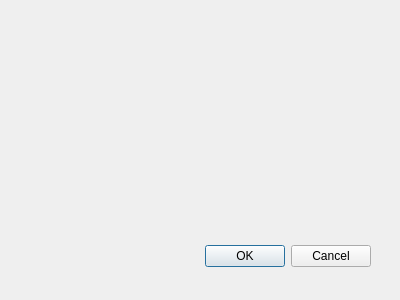
First picture: the form in interactive_map_tracking_dialog_base.ui, repository Remi-C/interactive_map_tracking, before the edit.
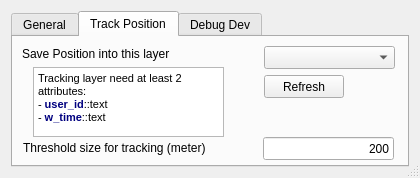
Second picture: the form after the edit. The open tabs and pages were chosen to show the change. Icons and pictures are not drawn.

Diff of the .ui file:
```diff
--- a/interactive_map_tracking_dialog_base.ui
+++ b/interactive_map_tracking_dialog_base.ui
@@ -1,33 +1,249 @@
 <ui version="4.0" >
  <class>interactive_map_trackingDialogBase</class>
- <widget class="QDialog" name="interactive_map_trackingDialogBase" >
-  <property name="geometry" >
+ <widget class="QDialog" name="interactive_map_trackingDialogBase">
+  <property name="geometry">
    <rect>
     <x>0</x>
     <y>0</y>
-    <width>400</width>
-    <height>300</height>
+    <width>420</width>
+    <height>178</height>
    </rect>
   </property>
   <property name="windowTitle" >
    <string>Interactive Map Tracking</string>
   </property>
-  <widget class="QDialogButtonBox" name="button_box" >
-   <property name="geometry" >
-    <rect>
-     <x>30</x>
-     <y>240</y>
-     <width>341</width>
-     <height>32</height>
-    </rect>
-   </property>
-   <property name="orientation" >
-    <enum>Qt::Horizontal</enum>
-   </property>
-   <property name="standardButtons" >
-    <set>QDialogButtonBox::Cancel|QDialogButtonBox::Ok</set>
-   </property>
-  </widget>
+  <property name="windowTitle">
+   <string>Interactive Map Tracking (QGIS Plugin)</string>
+  </property>
+  <property name="windowIcon">
+   <iconset>
+    <normaloff>icon.png</normaloff>icon.png</iconset>
+  </property>
+  <property name="sizeGripEnabled">
+   <bool>true</bool>
+  </property>
+  <layout class="QGridLayout" name="gridLayout_2">
+   <item row="0" column="0">
+    <widget class="QTabWidget" name="IMT_Window_Tabs">
+     <property name="currentIndex">
+      <number>0</number>
+     </property>
+     <widget class="QWidget" name="tab_general">
+      <property name="enabled">
+       <bool>true</bool>
+      </property>
+      <attribute name="title">
+       <string>General</string>
+      </attribute>
+      <widget class="QCheckBox" name="enableAutoSave">
+       <property name="geometry">
+        <rect>
+         <x>30</x>
+         <y>42</y>
+         <width>215</width>
+         <height>21</height>
+        </rect>
+       </property>
+       <property name="text">
+        <string>Enable Auto-Save and Refresh</string>
+       </property>
+      </widget>
+      <widget class="QCheckBox" name="enablePlugin">
+       <property name="geometry">
+        <rect>
+         <x>9</x>
+         <y>12</y>
+         <width>271</width>
+         <height>21</height>
+        </rect>
+       </property>
+       <property name="text">
+        <string>Enable Interactive Map Tracking Plugin</string>
+       </property>
+      </widget>
+      <widget class="QCheckBox" name="enableTrackPosition">
+       <property name="geometry">
+        <rect>
+         <x>30</x>
+         <y>72</y>
+         <width>177</width>
+         <height>21</height>
+        </rect>
+       </property>
+       <property name="text">
+        <string>Enable Tracking Position</string>
+       </property>
+      </widget>
+      <widget class="QPushButton" name="buttonHide">
+       <property name="geometry">
+        <rect>
+         <x>310</x>
+         <y>102</y>
+         <width>80</width>
+         <height>23</height>
+        </rect>
+       </property>
+       <property name="text">
+        <string>Hide</string>
+       </property>
+      </widget>
+     </widget>
+     <widget class="QWidget" name="tab_track_position">
+      <attribute name="title">
+       <string>Track Position</string>
+      </attribute>
+      <widget class="QComboBox" name="trackingPositionLayerCombo">
+       <property name="geometry">
+        <rect>
+         <x>251</x>
+         <y>9</y>
+         <width>131</width>
+         <height>23</height>
+        </rect>
+       </property>
+      </widget>
+      <widget class="QPushButton" name="refreshLayersListForTrackPosition">
+       <property name="geometry">
+        <rect>
+         <x>251</x>
+         <y>38</y>
+         <width>80</width>
+         <height>23</height>
+        </rect>
+       </property>
+       <property name="text">
+        <string>Refresh</string>
+       </property>
+      </widget>
+      <widget class="QLabel" name="label">
+       <property name="geometry">
+        <rect>
+         <x>9</x>
+         <y>9</y>
+         <width>173</width>
+         <height>16</height>
+        </rect>
+       </property>
+       <property name="text">
+        <string>Save Position into this layer</string>
+       </property>
+      </widget>
+      <widget class="QLineEdit" name="threshold_extent">
+       <property name="geometry">
+        <rect>
+         <x>250</x>
+         <y>100</y>
+         <width>131</width>
+         <height>23</height>
+        </rect>
+       </property>
+       <property name="text">
+        <string>200</string>
+       </property>
+       <property name="maxLength">
+        <number>6</number>
+       </property>
+       <property name="alignment">
+        <set>Qt::AlignRight|Qt::AlignTrailing|Qt::AlignVCenter</set>
+       </property>
+      </widget>
+      <widget class="QLabel" name="thresholdLabel">
+       <property name="geometry">
+        <rect>
+         <x>10</x>
+         <y>103</y>
+         <width>221</width>
+         <height>16</height>
+        </rect>
+       </property>
+       <property name="text">
+        <string>Threshold size for tracking (meter)</string>
+       </property>
+      </widget>
+      <widget class="QTextEdit" name="textEdit">
+       <property name="geometry">
+        <rect>
+         <x>20</x>
+         <y>30</y>
+         <width>191</width>
+         <height>70</height>
+        </rect>
+       </property>
+       <property name="undoRedoEnabled">
+        <bool>false</bool>
+       </property>
+       <property name="readOnly">
+        <bool>true</bool>
+       </property>
+       <property name="html">
+        <string>&lt;!DOCTYPE HTML PUBLIC &quot;-//W3C//DTD HTML 4.0//EN&quot; &quot;http://www.w3.org/TR/REC-html40/strict.dtd&quot;&gt;
+&lt;html&gt;&lt;head&gt;&lt;meta name=&quot;qrichtext&quot; content=&quot;1&quot; /&gt;&lt;style type=&quot;text/css&quot;&gt;
+p, li { white-space: pre-wrap; }
+&lt;/style&gt;&lt;/head&gt;&lt;body style=&quot; font-family:'Sans Serif'; font-size:9pt; font-weight:400; font-style:normal;&quot;&gt;
+&lt;p style=&quot; margin-top:0px; margin-bottom:0px; margin-left:0px; margin-right:0px; -qt-block-indent:0; text-indent:0px;&quot;&gt;&lt;span style=&quot; font-size:8pt;&quot;&gt;Tracking layer need at least 2 attributes: &lt;/span&gt;&lt;/p&gt;
+&lt;p style=&quot; margin-top:0px; margin-bottom:0px; margin-left:0px; margin-right:0px; -qt-block-indent:0; text-indent:0px;&quot;&gt;&lt;span style=&quot; font-size:8pt;&quot;&gt;- &lt;/span&gt;&lt;span style=&quot; font-size:8pt; font-weight:600; color:#00007f;&quot;&gt;user_id&lt;/span&gt;&lt;span style=&quot; font-size:8pt;&quot;&gt;::text &lt;/span&gt;&lt;/p&gt;
+&lt;p style=&quot; margin-top:0px; margin-bottom:0px; margin-left:0px; margin-right:0px; -qt-block-indent:0; text-indent:0px;&quot;&gt;&lt;span style=&quot; font-size:8pt;&quot;&gt;- &lt;/span&gt;&lt;span style=&quot; font-size:8pt; font-weight:600; color:#00007f;&quot;&gt;w_time&lt;/span&gt;&lt;span style=&quot; font-size:8pt;&quot;&gt;::text&lt;/span&gt;&lt;/p&gt;&lt;/body&gt;&lt;/html&gt;</string>
+       </property>
+      </widget>
+     </widget>
+     <widget class="QWidget" name="tab_debug_dev">
+      <property name="enabled">
+       <bool>true</bool>
+      </property>
+      <attribute name="title">
+       <string>Debug Dev</string>
+      </attribute>
+      <layout class="QGridLayout" name="gridLayout">
+       <item row="0" column="0">
+        <widget class="QCheckBox" name="enableLogging">
+         <property name="text">
+          <string>Enable LOGging</string>
+         </property>
+        </widget>
+       </item>
+       <item row="0" column="1">
+        <spacer name="horizontalSpacer_5">
+         <property name="orientation">
+          <enum>Qt::Horizontal</enum>
+         </property>
+         <property name="sizeHint" stdset="0">
+          <size>
+           <width>156</width>
+           <height>20</height>
+          </size>
+         </property>
+        </spacer>
+       </item>
+       <item row="1" column="0">
+        <widget class="QCheckBox" name="enableUseMutexForTP">
+         <property name="font">
+          <font>
+           <pointsize>7</pointsize>
+          </font>
+         </property>
+         <property name="text">
+          <string>Use Mutex (for TrackingPosition) [BETA]</string>
+         </property>
+        </widget>
+       </item>
+       <item row="1" column="1">
+        <spacer name="horizontalSpacer_6">
+         <property name="orientation">
+          <enum>Qt::Horizontal</enum>
+         </property>
+         <property name="sizeHint" stdset="0">
+          <size>
+           <width>40</width>
+           <height>20</height>
+          </size>
+         </property>
+        </spacer>
+       </item>
+      </layout>
+     </widget>
+    </widget>
+   </item>
+  </layout>
  </widget>
  <resources/>
  <connections>
```
Left out of the diff: 47 changed lines with no effect on the pictures.
